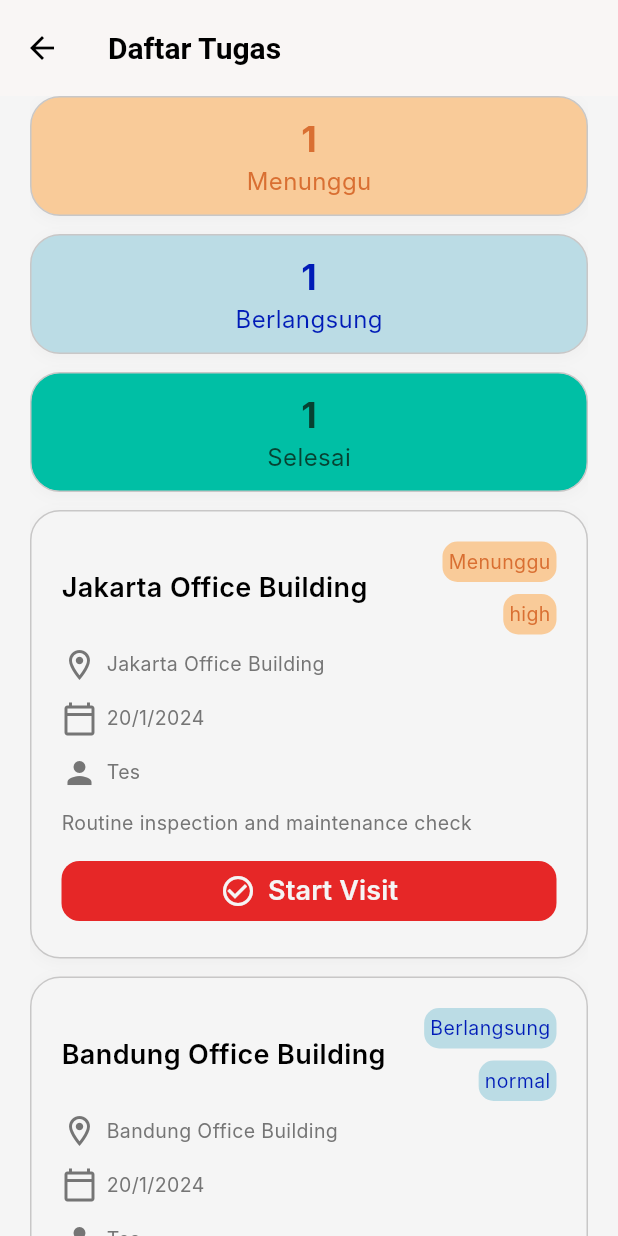
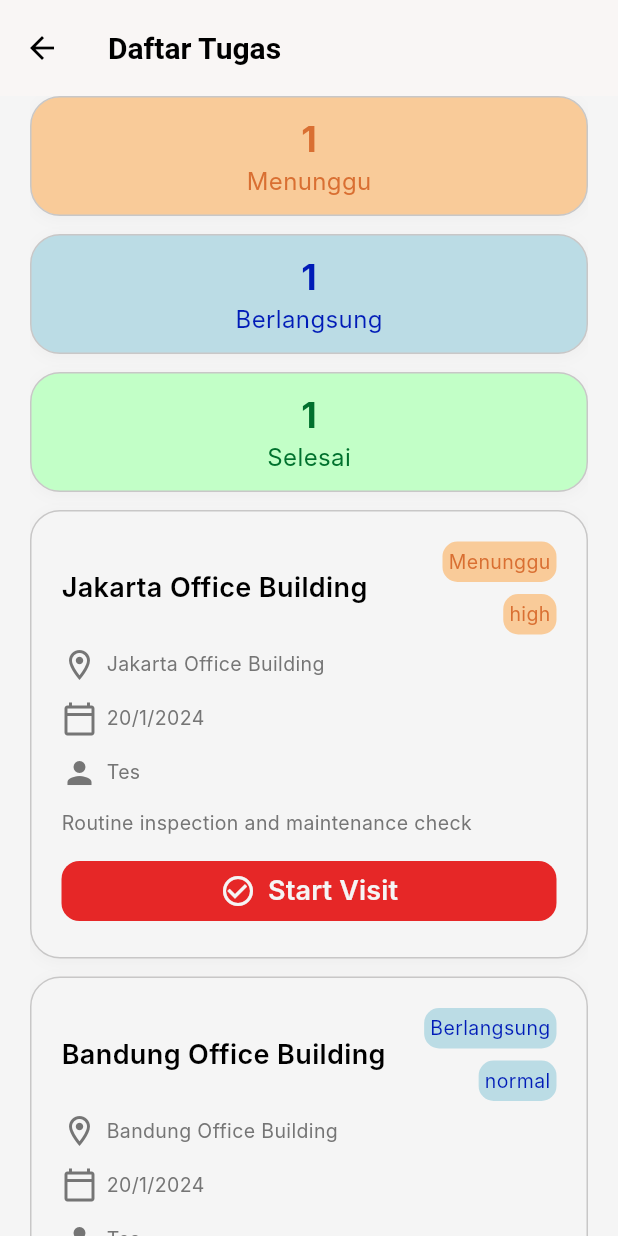
Before and after one commit to nasidfurqon/PoV, a Flutter app: the DashboardPage screen opened by its route, after a tap on "Daftar Tugas", on a phone screen of 412 x 824 dp. Run offline on Flutter 3.47's test engine with Material 3 defaults, Android fonts, the phone set to English and light mode, and no system bars; our stand-ins replace dropdown_button2, file_picker, flutter_riverpod, geolocator, go_router, image_picker; Roboto replaces fonts that are missing (Inter).

Commit message:
ver: 0.1, feat: change accent completed color

```diff
--- a/lib/config/theme/app_color.dart
+++ b/lib/config/theme/app_color.dart
@@ -12,8 +12,8 @@ class AppColor {
   static const Color onAccentHigh = Color(0xFFF9CB99);
   static const Color accentMedium = Color(0xFF001BB7);
   static const Color onAccentMedium = Color(0xFFBBDCE5);
-  static const Color accentCompleted = Color(0xFF064232);
-  static const Color onAccentCompleted = Color(0xFF00BFA5);
+  static const Color accentCompleted = Color(0xFF00712D);
+  static const Color onAccentCompleted = Color(0xFFC2FFC7);
   static const Color accentCompletion = Color(0xFF6A0066);
   static const Color onAccentCompletion = Color(0xFFB2B0E8);
   static const Color success = Color(0xFF4CAF50);
```
